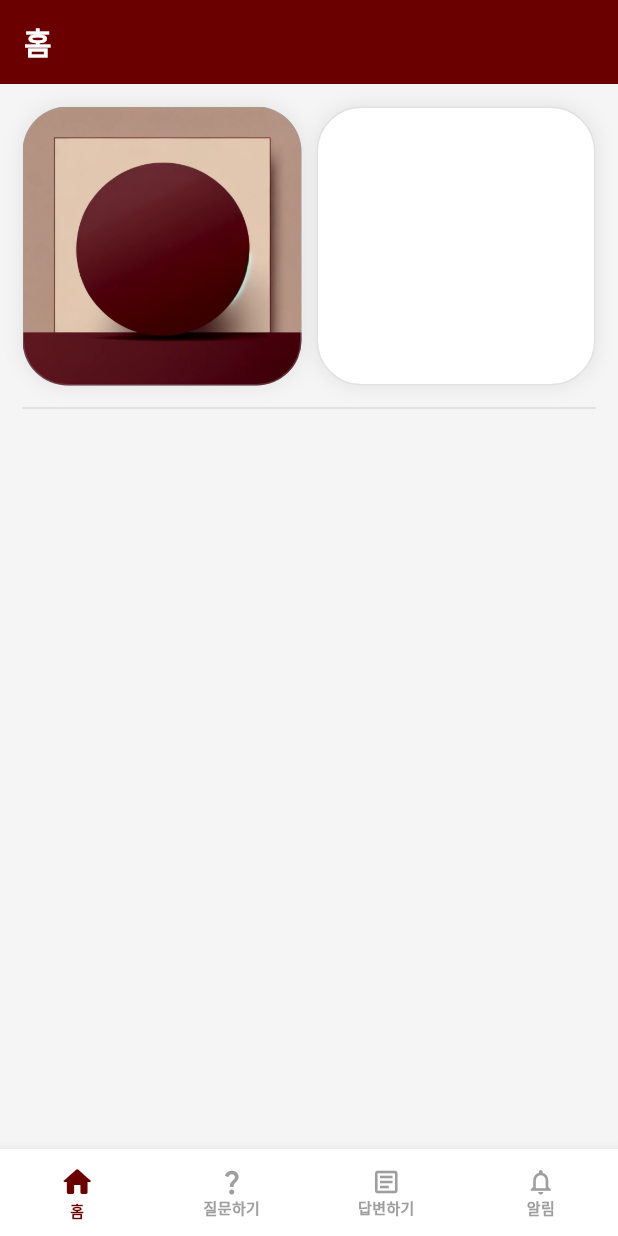
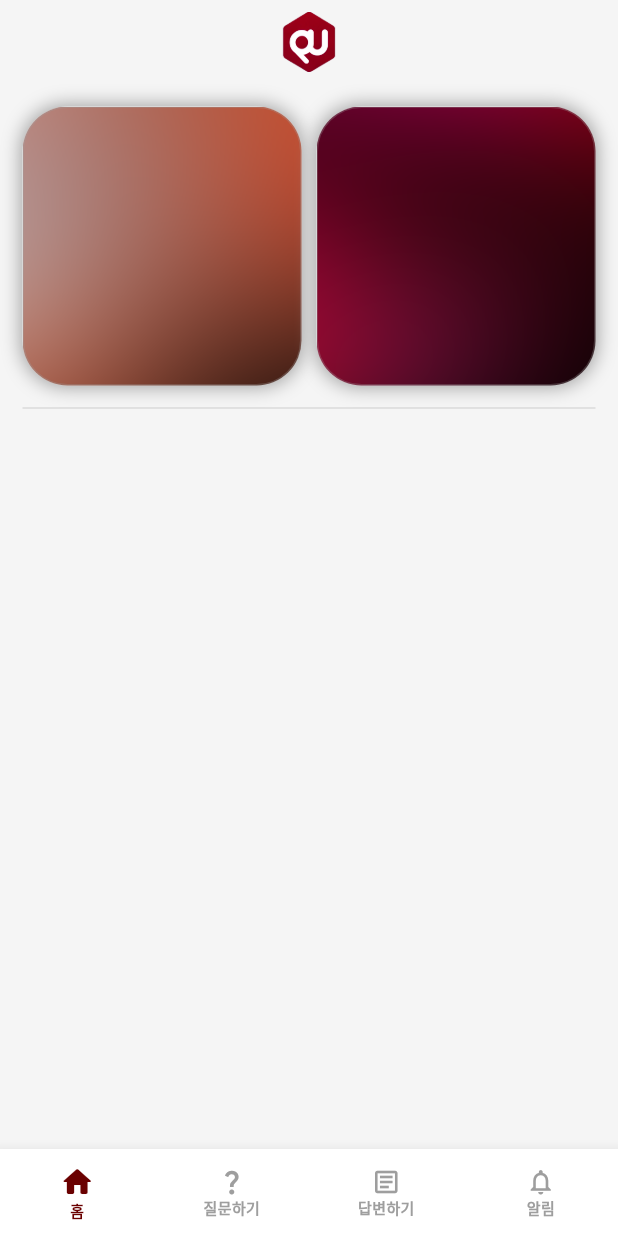
Before and after one commit to namudongs/kangwonuniv-capstone-flutter, a Flutter app: the screen it shows once a user with an empty profile is signed in, on a phone screen of 412 x 824 dp. Run offline on Flutter 3.47's test engine with Material 3 defaults, Android fonts, the phone set to English and light mode, and no system bars; drawn by our look-alikes of stylish_bottom_bar; our stand-ins replace animated_custom_dropdown, cloud_firestore, firebase_auth, firebase_core, image_picker, lottie; accounts and stored records are empty; Roboto replaces fonts that are missing (NanumGothic).

Commit message:
[feat] UI 수정

```diff
--- a/lib/ans/ansPage.dart
+++ b/lib/ans/ansPage.dart
@@ -24,7 +24,6 @@ class _AnsPageState extends State<AnsPage> {
     return Scaffold(
       appBar: AppBar(
         title: const Text('답변하기'),
-        centerTitle: false,
       ),
       body: Container(
         decoration: BoxDecoration(color: Colors.grey[100]),
@@ -53,6 +52,14 @@ class _AnsPageState extends State<AnsPage> {
                           margin: const EdgeInsets.fromLTRB(0, 3, 0, 3),
                           decoration: const BoxDecoration(
                             color: Colors.white,
+                            boxShadow: [
+                              BoxShadow(
+                                color: Colors.grey,
+                                blurRadius: 0.5,
+                                spreadRadius: 0.1,
+                                offset: Offset.zero,
+                              ),
+                            ],
                           ),
                           child: Padding(
                             padding: const EdgeInsets.all(10.0),
--- a/lib/components/bottomBar.dart
+++ b/lib/components/bottomBar.dart
@@ -1,6 +1,4 @@
 // ignore_for_file: avoid_print
-import 'dart:io';
-
 import 'package:capstone/ans/AnsPage.dart';
 import 'package:capstone/home/homePage.dart';
 import 'package:capstone/notfiy/notifyPage.dart';
--- a/lib/home/homePage.dart
+++ b/lib/home/homePage.dart
@@ -1,8 +1,6 @@
 // ignore_for_file: avoid_print, file_names
 
-import 'package:capstone/main.dart';
 import 'package:flutter/material.dart';
-import 'package:card_swiper/card_swiper.dart';
 
 class HomePage extends StatefulWidget {
   const HomePage({super.key});
@@ -21,8 +19,18 @@ class _HomePageState extends State<HomePage> {
   Widget build(BuildContext context) {
     return Scaffold(
       appBar: AppBar(
-        title: const Text('홈'),
-        centerTitle: false,
+        title: Center(
+          child: Image.asset(
+            'assets/icons/qu_icon.png',
+            width: 40,
+            fit: BoxFit.cover,
+          ),
+          // const Padding(
+          //   padding: EdgeInsets.only(left: 8),
+          //   child: Text(''),
+          // ),
+        ),
+        centerTitle: true,
       ),
       body: SafeArea(
         minimum: const EdgeInsets.all(15),
@@ -41,13 +49,13 @@ class _HomePageState extends State<HomePage> {
                       color: Colors.grey.withOpacity(0.3),
                     ),
                     image: const DecorationImage(
-                      image: AssetImage('assets/images/box_deco_1.png'),
-                    ),
+                        image: AssetImage('assets/images/background_1.png'),
+                        fit: BoxFit.cover),
                     boxShadow: [
                       BoxShadow(
-                        color: Colors.grey.withOpacity(0.2),
+                        color: Colors.grey.withOpacity(1),
                         blurRadius: 10,
-                        spreadRadius: 0.5,
+                        spreadRadius: 1,
                         offset: Offset.zero,
                       ),
                     ],
@@ -62,11 +70,14 @@ class _HomePageState extends State<HomePage> {
                     border: Border.all(
                       color: Colors.grey.withOpacity(0.3),
                     ),
+                    image: const DecorationImage(
+                        image: AssetImage('assets/images/background_2.png'),
+                        fit: BoxFit.cover),
                     boxShadow: [
                       BoxShadow(
-                        color: Colors.grey.withOpacity(0.2),
+                        color: Colors.grey.withOpacity(1),
                         blurRadius: 10,
-                        spreadRadius: 0.5,
+                        spreadRadius: 1,
                         offset: Offset.zero,
                       ),
                     ],
--- a/lib/main.dart
+++ b/lib/main.dart
@@ -51,19 +51,20 @@ class MyApp extends StatelessWidget {
         brightness: Brightness.light,
         scaffoldBackgroundColor: Colors.grey[100],
         appBarTheme: const AppBarTheme(
+          centerTitle: true,
           elevation: 0,
           systemOverlayStyle: SystemUiOverlayStyle(
             statusBarIconBrightness: Brightness.light,
             statusBarBrightness: Brightness.light,
           ),
-          backgroundColor: Color.fromARGB(255, 106, 0, 0),
+          backgroundColor: Colors.transparent,
           titleTextStyle: TextStyle(
-            color: Colors.white,
+            color: Colors.black,
             fontSize: 20,
             fontWeight: FontWeight.bold,
           ),
-          iconTheme: IconThemeData(color: Colors.white),
-          actionsIconTheme: IconThemeData(color: Colors.white),
+          iconTheme: IconThemeData(color: Colors.black),
+          actionsIconTheme: IconThemeData(color: Colors.black),
         ),
       ),
       debugShowCheckedModeBanner: false,
--- a/lib/notfiy/notifyPage.dart
+++ b/lib/notfiy/notifyPage.dart
@@ -32,7 +32,6 @@ class _NotifyPageState extends State<NotifyPage> {
     return Scaffold(
       appBar: AppBar(
         title: const Text('알림'),
-        centerTitle: false,
       ),
       body: Center(
         child: ColorRoundButton(
--- a/lib/qu/quAddPage.dart
+++ b/lib/qu/quAddPage.dart
@@ -69,14 +69,11 @@ class _QuAddPageState extends State<QuAddPage> {
         automaticallyImplyLeading: false,
         title: const Text(
           '질문하기',
-          style: TextStyle(
-              color: Colors.white, fontWeight: FontWeight.bold, fontSize: 20),
         ),
         centerTitle: true,
         leading: IconButton(
           icon: const Icon(
             Icons.close,
-            color: Colors.white,
           ),
           onPressed: () {
             Navigator.of(context).pop();
@@ -86,7 +83,6 @@ class _QuAddPageState extends State<QuAddPage> {
           IconButton(
             icon: const Icon(
               Icons.check,
-              color: Colors.white,
             ),
             onPressed: () {
               print('체크 버튼 클릭됨');
--- a/pubspec.yaml
+++ b/pubspec.yaml
@@ -76,7 +76,9 @@ flutter:
   assets:
     - assets/lottie/animation_lkiiozif.json
     - assets/lottie/animation_lkij23o3.json
-    - assets/images/box_deco_1.png
+    - assets/icons/qu_icon.png
+    - assets/images/background_1.png
+    - assets/images/background_2.png
 
   # An image asset can refer to one or more resolution-specific "variants", see
   # https://flutter.dev/assets-and-images/#resolution-aware
```
Also changed, not shown: assets/icons/qu_icon.png (renamed from assets/icon/qu_icon.png), assets/images/background_1.png (added), assets/images/background_2.png (added), assets/images/box_deco_1.png (deleted), pubspec.lock, 1 other file.
